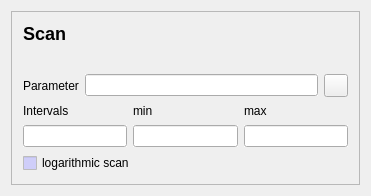
Qt form copasi/UI/CScanWidgetScan.ui (copasi/COPASI) before a commit.
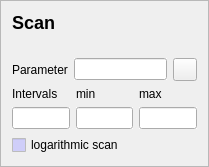
The same form after that commit. Icons and pictures are not drawn.

Commit message: Converted the scan task widget to Qt4.

```diff
--- a/copasi/UI/CScanWidgetScan.ui
+++ b/copasi/UI/CScanWidgetScan.ui
@@ -14,19 +14,22 @@
 
  <comment> All rights reserved. </comment>
  <class>CScanWidgetScan</class>
- <widget class="QWidget" name="CScanWidgetScan" >
-  <property name="geometry" >
+ <widget class="QWidget" name="CScanWidgetScan">
+  <property name="geometry">
    <rect>
     <x>0</x>
     <y>0</y>
-    <width>371</width>
-    <height>196</height>
+    <width>209</width>
+    <height>167</height>
    </rect>
   </property>
   <property name="windowTitle" >
    <string>Form1</string>
   </property>
-  <layout class="QVBoxLayout" name="verticalLayout_2" >
+  <layout class="QVBoxLayout" name="verticalLayout_2">
+   <property name="margin">
+    <number>0</number>
+   </property>
    <item>
     <widget class="QFrame" name="frame" >
      <property name="palette" >
@@ -336,7 +339,7 @@
    </item>
   </layout>
  </widget>
- <layoutdefault spacing="6" margin="11" />
+ <layoutdefault spacing="6" margin="11"/>
  <resources/>
  <connections>
   <connection>
```
Left out of the diff: 207 changed lines with no effect on the pictures. The commit also changes 22 other files.
